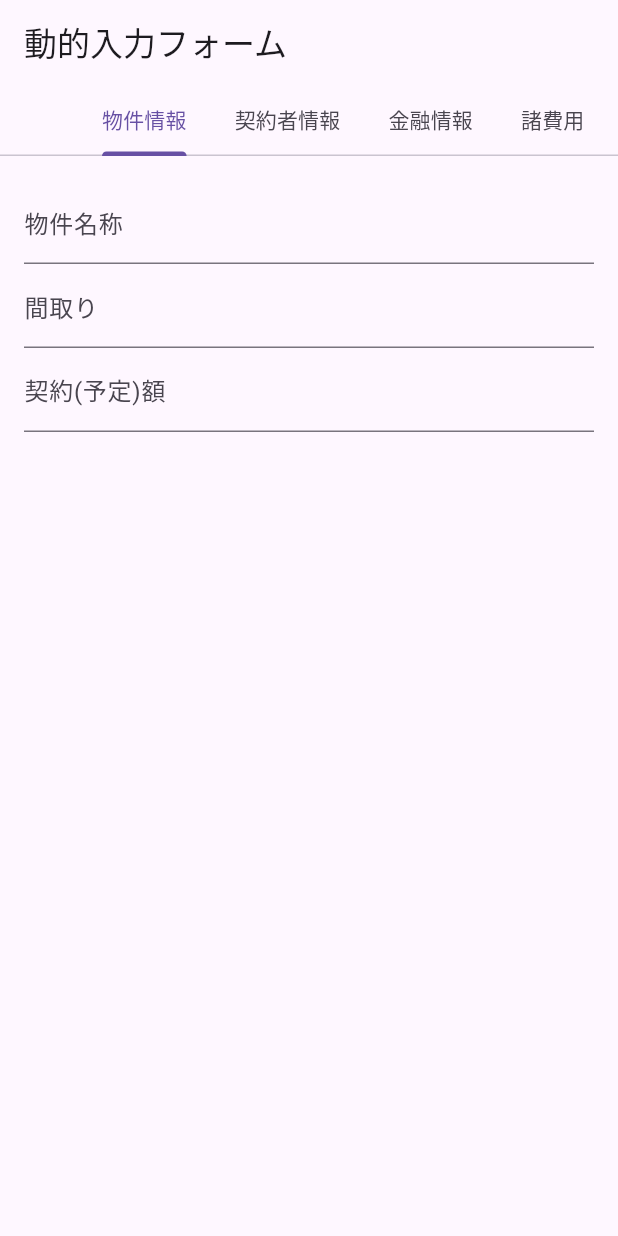
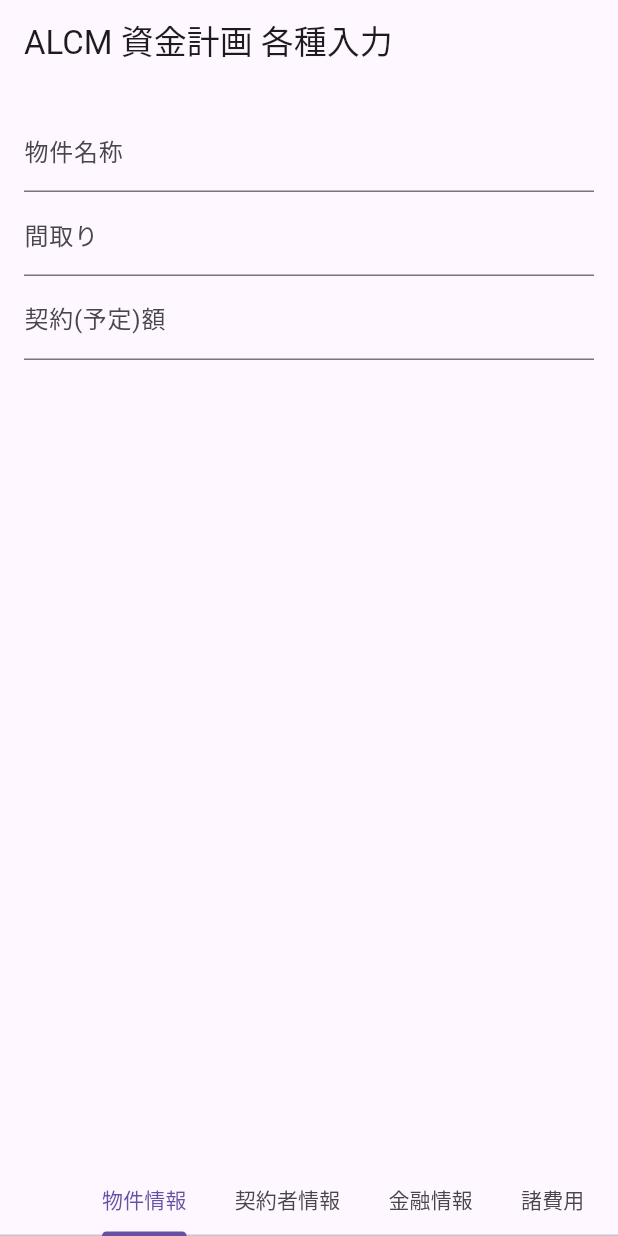
Before and after one commit to ilcmiso/alcm, a Flutter app: the screen it shows after launch, on a phone screen of 412 x 824 dp. Run offline on Flutter 3.47's test engine with Material 3 defaults, Android fonts, the light colour scheme and no system bars; our stand-ins replace yaml.

Commit message:
タブを下部に移動

```diff
--- a/lib/ui_fplan.dart
+++ b/lib/ui_fplan.dart
@@ -62,19 +62,19 @@ class _PropertyInputFormState extends State<PropertyInputForm>
 
     return Scaffold(
       appBar: AppBar(
-        title: const Text("動的入力フォーム"),
-        bottom: TabBar(
-          controller: _tabController,
-          isScrollable: true,
-          tabs: formConfig!['tabs']
-              .map<Widget>((tab) => Tab(text: tab['title']))
-              .toList(),
-        ),
+        title: const Text("ALCM 資金計画 各種入力"),
       ),
       body: TabBarView(
         controller: _tabController,
         children: formConfig!['tabs']
             .map<Widget>((tab) => buildFormFields(tab['fields']))
+            .toList(),
+      ),
+      bottomNavigationBar: TabBar(
+        controller: _tabController,
+        isScrollable: true,
+        tabs: formConfig!['tabs']
+            .map<Widget>((tab) => Tab(text: tab['title']))
             .toList(),
       ),
     );
```
